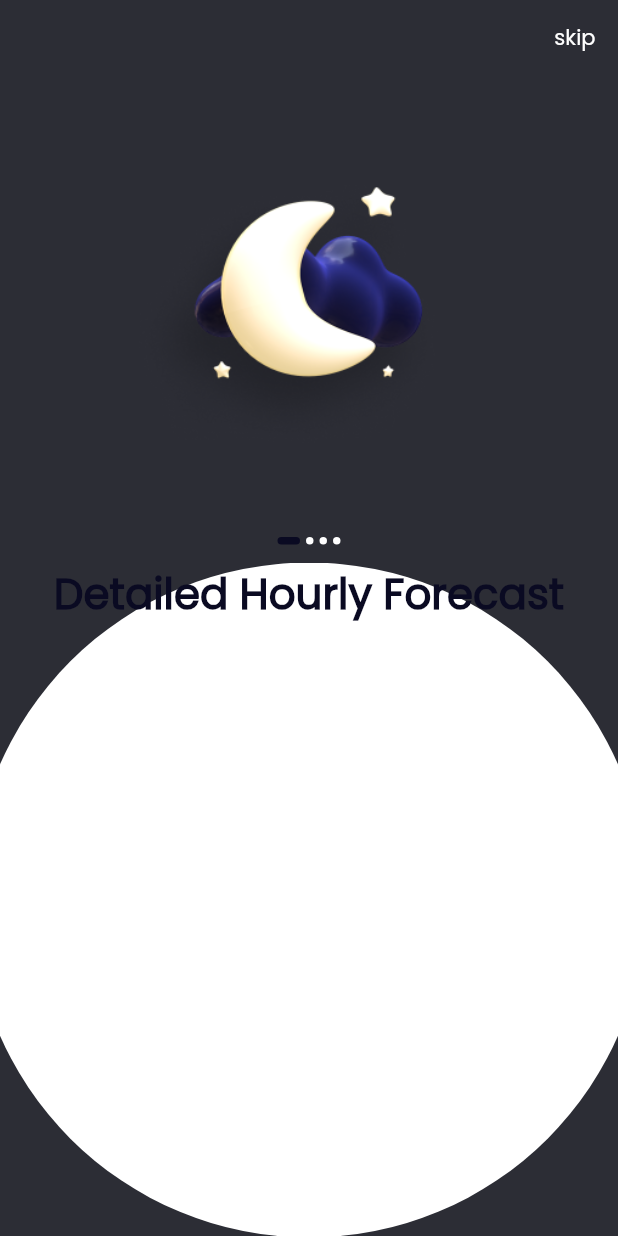
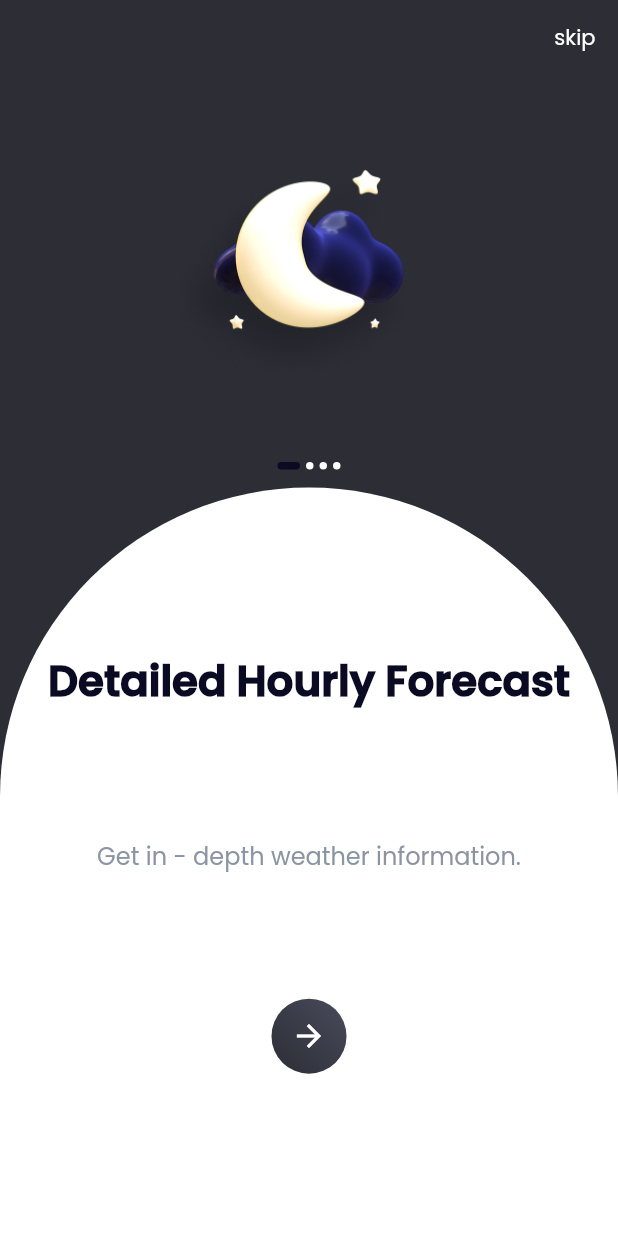
Before and after one commit to Richenel2/weather, a Flutter app: the screen it shows after launch, on a phone screen of 412 x 824 dp. Run offline on Flutter 3.47's test engine with Material 2 defaults, Android fonts, the phone set to English and light mode, and no system bars.

Commit message:
fix issues on Presentation Page

```diff
--- a/lib/constants.dart/size.dart
+++ b/lib/constants.dart/size.dart
@@ -1,4 +1,4 @@
 class AppSize {
-  static const imageWidth = 300.0;
-  static const imageHeight = 300.0;
+  static const imageWidth = 250.0;
+  static const imageHeight = 250.0;
 }
--- a/lib/constants.dart/theme.dart
+++ b/lib/constants.dart/theme.dart
@@ -22,7 +22,7 @@ class AppTheme {
         headline1: TextStyle(
             fontSize: 40, color: AppColors.black, fontWeight: FontWeight.w900),
         headline2: TextStyle(
-            fontSize: 28, color: AppColors.black, fontWeight: FontWeight.w700),
+            fontSize: 28, color: AppColors.black, fontWeight: FontWeight.w800),
         headline3: TextStyle(fontSize: 24, color: AppColors.gray),
         headline4: TextStyle(fontSize: 16, color: AppColors.gray),
         bodyText2: TextStyle(fontSize: 14, color: AppColors.white),
--- a/lib/screens/presentation_page.dart
+++ b/lib/screens/presentation_page.dart
@@ -21,7 +21,9 @@ class _PresentationPageState extends State<PresentationPage> {
           child: Text('skip'),
         )
       ]),
-      body: Column(crossAxisAlignment: CrossAxisAlignment.center, children: [
+      body: Column(
+        crossAxisAlignment: CrossAxisAlignment.center,
+        children: [
           const SizedBox(
             width: double.infinity,
           ),
@@ -45,21 +47,52 @@ class _PresentationPageState extends State<PresentationPage> {
             ),
           ),
           Expanded(
-          child: Stack(clipBehavior: Clip.hardEdge, children: [
-            Positioned(
-              child: CircleAvatar(
-                backgroundColor: AppColors.white,
-                radius: 225,
-                child: Column(children: [
-                  Text('Detailed Hourly Forecast',style: Theme.of(context).textTheme.headline2,)
-                ]),
+            child: Container(
+              padding: const EdgeInsets.all(25),
+              width: double.infinity,
+              height: double.infinity,
+              decoration: BoxDecoration(
+                  color: AppColors.white,
+                  borderRadius: BorderRadius.only(
+                      topLeft:
+                          Radius.circular(MediaQuery.of(context).size.width),
+                      topRight:
+                          Radius.circular(MediaQuery.of(context).size.width))),
+              child: Column(
+                mainAxisAlignment: MainAxisAlignment.spaceEvenly,
+                children: [
+                  Text(
+                    'Detailed Hourly Forecast',
+                    style: Theme.of(context).textTheme.headline2,
+                    textAlign: TextAlign.center,
                   ),
-              top: 0,
-              left: -225 + MediaQuery.of(context).size.width / 2,
+                  Text(
+                    'Get in - depth weather information.',
+                    style: Theme.of(context).textTheme.headline4,
+                    textAlign: TextAlign.center,
                   ),
-          ]),
+                  Container(
+                    height: 50,
+                    width: 50,
+                    decoration: const BoxDecoration(
+                        gradient: AppColors.backgound2,
+                        borderRadius: BorderRadius.all(Radius.circular(25))),
+                    child: Center(
+                      child: IconButton(
+                        onPressed: () {},
+                        icon: const Icon(
+                          Icons.arrow_forward,
+                          color: AppColors.white,
+                        ),
+                      ),
+                    ),
                   )
-      ]),
+                ],
+              ),
+            ),
+          )
+        ],
+      ),
     );
   }
 }
--- a/pubspec.yaml
+++ b/pubspec.yaml
@@ -80,5 +80,8 @@ flutter:
     - family: Poppins
       fonts:
         - asset: assets/fonts/Poppins-Regular.ttf
+        - asset: assets/fonts/Poppins-SemiBold.ttf
+          weight: 700
+
   # For details regarding fonts from package dependencies,
   # see https://flutter.dev/custom-fonts/#from-packages
```
Lines whose indentation alone changed are shown as unchanged.
